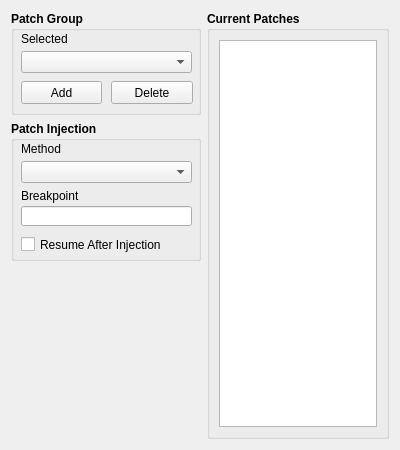
Before: the Qt Designer form extra/dap.ui in scottmudge/DebugAutoPatch, drawn with Qt 5.
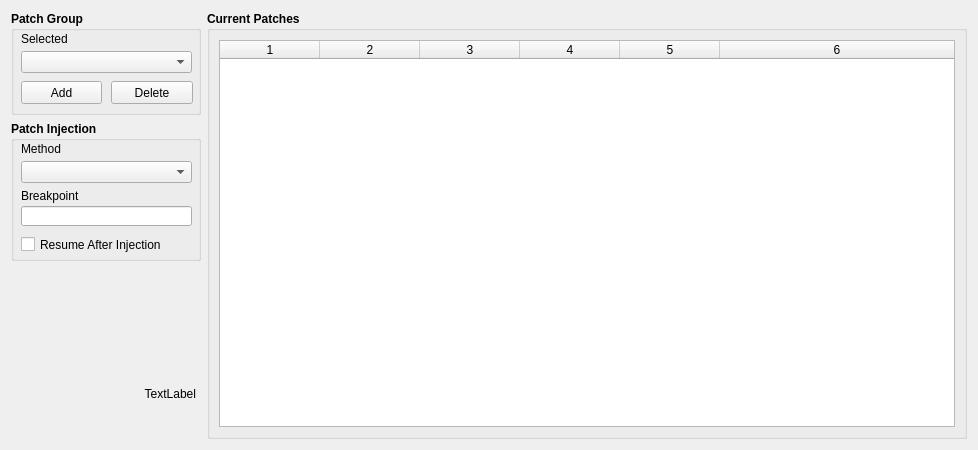
After: the same form once the commit is applied.

What changed in the file:
```diff
--- a/extra/dap.ui
+++ b/extra/dap.ui
@@ -6,7 +6,7 @@
    <rect>
     <x>0</x>
     <y>0</y>
-    <width>400</width>
+    <width>978</width>
     <height>450</height>
    </rect>
   </property>
@@ -266,6 +266,28 @@
          </property>
         </spacer>
        </item>
+       <item>
+        <widget class="QLabel" name="label_Version">
+         <property name="sizePolicy">
+          <sizepolicy hsizetype="Fixed" vsizetype="Fixed">
+           <horstretch>0</horstretch>
+           <verstretch>0</verstretch>
+          </sizepolicy>
+         </property>
+         <property name="minimumSize">
+          <size>
+           <width>185</width>
+           <height>0</height>
+          </size>
+         </property>
+         <property name="text">
+          <string>TextLabel</string>
+         </property>
+         <property name="alignment">
+          <set>Qt::AlignBottom|Qt::AlignRight|Qt::AlignTrailing</set>
+         </property>
+        </widget>
+       </item>
        <item>
         <widget class="QLabel" name="label_BottomLogo">
          <property name="sizePolicy">
@@ -314,7 +336,7 @@
          </property>
          <layout class="QGridLayout" name="gridLayout_2">
           <item row="0" column="0">
-           <widget class="QTableView" name="tableView_Patches">
+           <widget class="QTableWidget" name="tableWidget_Patches">
             <property name="sizePolicy">
              <sizepolicy hsizetype="Expanding" vsizetype="Expanding">
               <horstretch>0</horstretch>
@@ -330,6 +352,24 @@
             <property name="gridStyle">
              <enum>Qt::DotLine</enum>
             </property>
+            <property name="rowCount">
+             <number>0</number>
+            </property>
+            <property name="columnCount">
+             <number>6</number>
+            </property>
+            <attribute name="horizontalHeaderCascadingSectionResizes">
+             <bool>false</bool>
+            </attribute>
+            <attribute name="horizontalHeaderStretchLastSection">
+             <bool>true</bool>
+            </attribute>
+            <column/>
+            <column/>
+            <column/>
+            <column/>
+            <column/>
+            <column/>
            </widget>
           </item>
          </layout>
```
Left out of the diff: 8 changed lines with no effect on the pictures.
